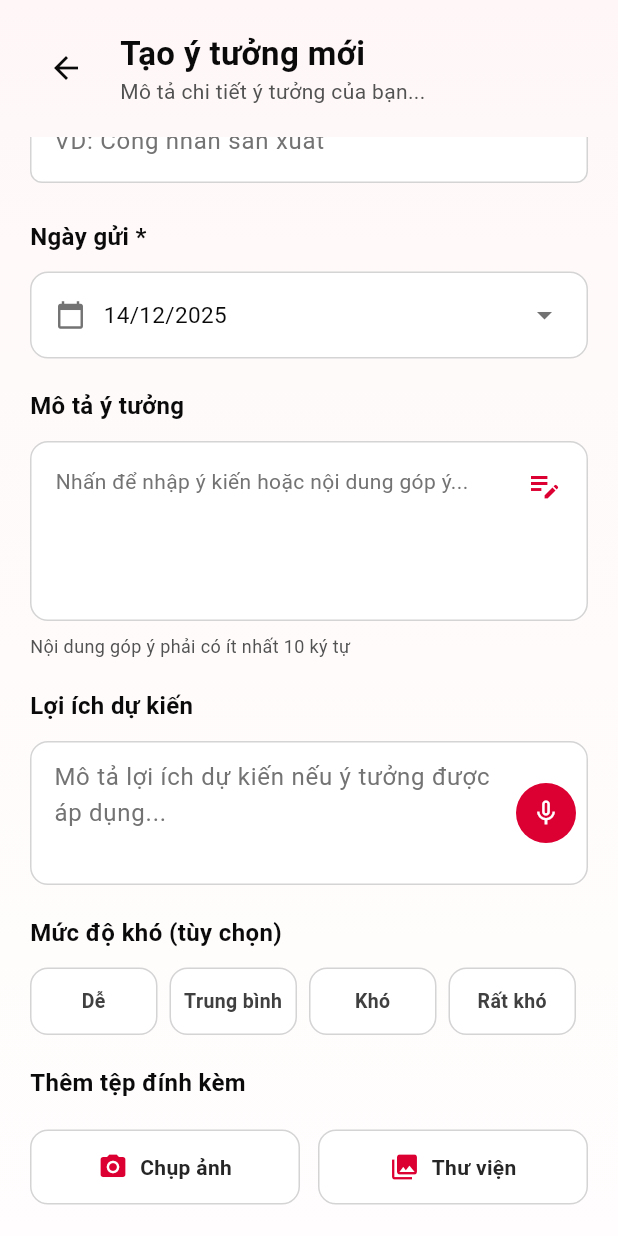
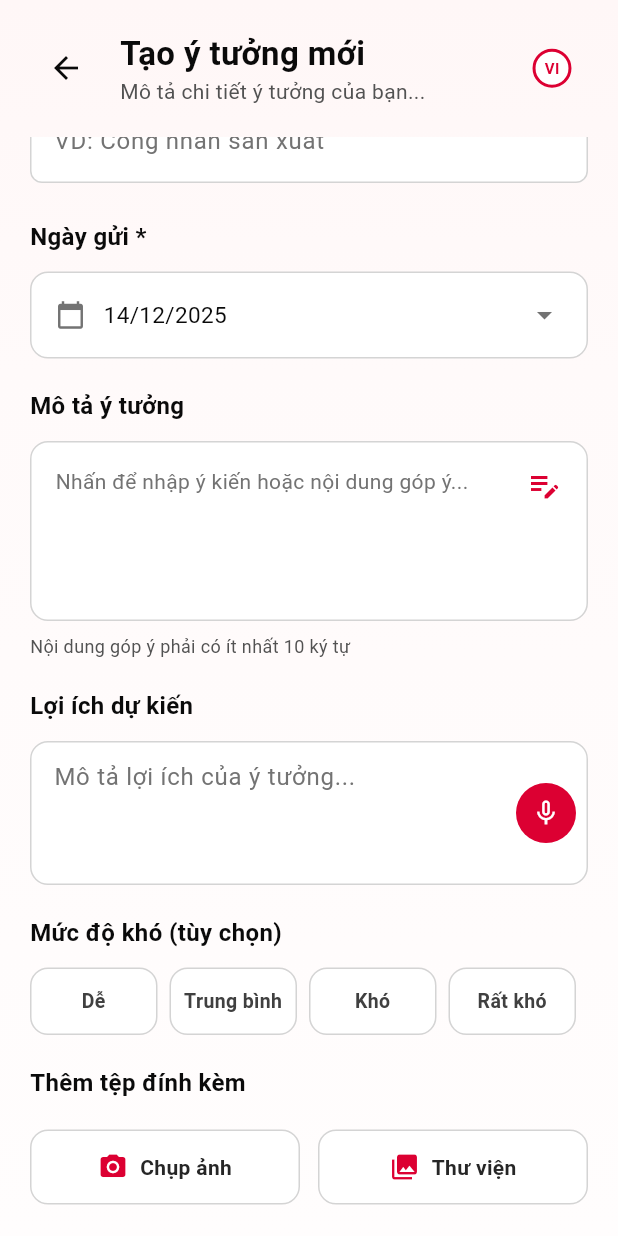
Before and after one commit to Vudangkhoa0910/SmartFactory_CONNECT_App, a Flutter app: the CreateIdeaScreen screen opened directly with empty values, scrolled down 576 dp, after a tap on "Chụp ảnh", on a phone screen of 412 x 824 dp. Run offline on Flutter 3.47's test engine with Material 3 defaults, Android fonts, the phone set to English and light mode, and no system bars; drawn by our look-alikes of toastification; our stand-ins replace audioplayers, camera, carousel_slider, custom_refresh_indicator, firebase_core, firebase_messaging and 10 more; missing offline and left inert: flutter_displaymode, mobile_scanner, record; accounts and stored records are empty; network calls fail; project files that could hold a hidden picture were left out.

Commit message:
feat(idea): add language toggle to create idea screen

```diff
--- a/lib/screens/idea_box/create_idea_screen.dart
+++ b/lib/screens/idea_box/create_idea_screen.dart
@@ -8,6 +8,7 @@ import '../../models/idea_box_model.dart';
 import '../../services/idea_service.dart';
 import '../../widgets/text_field_with_mic.dart';
 import '../../widgets/expanded_text_dialog.dart';
+import '../../widgets/language_toggle_button.dart';
 import '../../components/loading_infinity.dart';
 import '../../utils/toast_utils.dart';
 import '../../services/auth_service.dart';
@@ -222,6 +223,7 @@ class _CreateIdeaScreenState extends State<CreateIdeaScreen> {
               ],
             ),
           ),
+          const LanguageToggleIconButton(),
         ],
       ),
     );
@@ -247,8 +249,8 @@ class _CreateIdeaScreenState extends State<CreateIdeaScreen> {
               child: _buildBoxTypeCard(
                 type: IdeaBoxType.white,
                 icon: Icons.inbox_outlined,
-                title: 'Hòm trắng',
-                subtitle: 'Ai cũng xem được',
+                title: l10n.whiteBox,
+                subtitle: l10n.publicVisibility,
                 color: AppColors.brand500,
               ),
             ),
@@ -257,8 +259,8 @@ class _CreateIdeaScreenState extends State<CreateIdeaScreen> {
               child: _buildBoxTypeCard(
                 type: IdeaBoxType.pink,
                 icon: Icons.favorite_border,
-                title: 'Hòm hồng',
-                subtitle: 'Chỉ bạn xem được',
+                title: l10n.pinkBox,
+                subtitle: l10n.privateVisibility,
                 color: AppColors.themePink500,
               ),
             ),
@@ -415,6 +417,7 @@ class _CreateIdeaScreenState extends State<CreateIdeaScreen> {
   }
 
   Widget _buildPersonalInfoSection() {
+    final l10n = AppLocalizations.of(context)!;
     final isRequired = _selectedBoxType == IdeaBoxType.white;
 
     return Column(
@@ -423,7 +426,7 @@ class _CreateIdeaScreenState extends State<CreateIdeaScreen> {
         Row(
           children: [
             Text(
-              'Thông tin cá nhân',
+              l10n.personalInfo,
               style: TextStyle(
                 fontSize: 16,
                 fontWeight: FontWeight.w600,
@@ -439,7 +442,7 @@ class _CreateIdeaScreenState extends State<CreateIdeaScreen> {
                   borderRadius: BorderRadius.circular(6),
                 ),
                 child: Text(
-                  'Tùy chọn',
+                  l10n.optional,
                   style: TextStyle(
                     fontSize: 11,
                     fontWeight: FontWeight.w600,
@@ -452,7 +455,7 @@ class _CreateIdeaScreenState extends State<CreateIdeaScreen> {
         if (!isRequired) ...[
           const SizedBox(height: 8),
           Text(
-            'Bạn có thể bỏ qua nếu muốn gửi hoàn toàn ẩn danh',
+            l10n.anonymousInfoMessage,
             style: TextStyle(
               fontSize: 13,
               color: AppColors.gray500,
@@ -466,15 +469,15 @@ class _CreateIdeaScreenState extends State<CreateIdeaScreen> {
         TextFormField(
           controller: _nameController,
           style: const TextStyle(color: AppColors.black),
-          decoration: const InputDecoration(
-            hintText: 'Nhập họ và tên của bạn',
+          decoration: InputDecoration(
+            hintText: l10n.enterFullName,
             hintStyle: TextStyle(color: AppColors.gray400),
             filled: true,
             fillColor: AppColors.white,
           ),
           validator: (value) {
             if (isRequired && (value == null || value.isEmpty)) {
-              return 'Vui lòng nhập họ và tên';
+              return l10n.pleaseEnterFullName;
             }
             return null;
           },
@@ -485,15 +488,15 @@ class _CreateIdeaScreenState extends State<CreateIdeaScreen> {
         TextFormField(
           controller: _employeeIdController,
           style: const TextStyle(color: AppColors.black),
-          decoration: const InputDecoration(
-            hintText: 'VD: NV001',
+          decoration: InputDecoration(
+            hintText: l10n.employeeIdExample,
             hintStyle: TextStyle(color: AppColors.gray400),
             filled: true,
             fillColor: AppColors.white,
           ),
           validator: (value) {
             if (isRequired && (value == null || value.isEmpty)) {
-              return 'Vui lòng nhập mã nhân viên';
+              return l10n.pleaseEnterEmployeeId;
             }
             return null;
           },
@@ -522,11 +525,12 @@ class _CreateIdeaScreenState extends State<CreateIdeaScreen> {
   }
 
   Widget _buildDateField() {
+    final l10n = AppLocalizations.of(context)!;
     return Column(
       crossAxisAlignment: CrossAxisAlignment.start,
       children: [
-        const Text(
-          'Ngày gửi *',
+        Text(
+          l10n.submissionDate,
           style: TextStyle(
             fontSize: 16,
             fontWeight: FontWeight.w600,
@@ -620,7 +624,7 @@ class _CreateIdeaScreenState extends State<CreateIdeaScreen> {
                 Expanded(
                   child: Text(
                     _contentController.text.isEmpty
-                        ? 'Nhấn để nhập ý kiến hoặc nội dung góp ý...'
+                        ? l10n.tapToEnterIdeaContent
                         : _contentController.text,
                     style: TextStyle(
                       color: _contentController.text.isEmpty
@@ -642,7 +646,7 @@ class _CreateIdeaScreenState extends State<CreateIdeaScreen> {
           Padding(
             padding: const EdgeInsets.only(top: 8),
             child: Text(
-              'Nội dung góp ý phải có ít nhất 10 ký tự',
+              l10n.ideaContentMinLength,
               style: TextStyle(color: AppColors.gray500, fontSize: 12),
             ),
           ),
@@ -666,7 +670,7 @@ class _CreateIdeaScreenState extends State<CreateIdeaScreen> {
         const SizedBox(height: 12),
         TextFieldWithMic(
           controller: _expectedBenefitController,
-          hintText: 'Mô tả lợi ích dự kiến nếu ý tưởng được áp dụng...',
+          hintText: l10n.enterIdeaBenefit,
           maxLines: 3,
         ),
       ],
@@ -674,11 +678,12 @@ class _CreateIdeaScreenState extends State<CreateIdeaScreen> {
   }
 
   Widget _buildDifficultySelector() {
+    final l10n = AppLocalizations.of(context)!;
     return Column(
       crossAxisAlignment: CrossAxisAlignment.start,
       children: [
-        const Text(
-          'Mức độ khó (tùy chọn)',
+        Text(
+          l10n.difficultyLevelOptional,
           style: TextStyle(
             fontSize: 16,
             fontWeight: FontWeight.w600,
@@ -798,7 +803,7 @@ class _CreateIdeaScreenState extends State<CreateIdeaScreen> {
             Expanded(
               child: _buildAttachmentButton(
                 icon: Icons.photo_camera,
-                label: 'Chụp ảnh',
+                label: l10n.takePhoto,
                 onTap: () => _pickImage(ImageSource.camera),
               ),
             ),
@@ -806,7 +811,7 @@ class _CreateIdeaScreenState extends State<CreateIdeaScreen> {
             Expanded(
               child: _buildAttachmentButton(
                 icon: Icons.photo_library,
-                label: 'Thư viện',
+                label: l10n.gallery,
                 onTap: () => _pickImage(ImageSource.gallery),
               ),
             ),
@@ -850,6 +855,7 @@ class _CreateIdeaScreenState extends State<CreateIdeaScreen> {
   }
 
   Widget _buildAnonymousNote() {
+    final l10n = AppLocalizations.of(context)!;
     return Container(
       padding: const EdgeInsets.all(16),
       decoration: BoxDecoration(
@@ -867,7 +873,7 @@ class _CreateIdeaScreenState extends State<CreateIdeaScreen> {
           const SizedBox(width: 12),
           Expanded(
             child: Text(
-              'Thông tin cá nhân là tùy chọn. Nếu bỏ trống, góp ý sẽ hoàn toàn ẩn danh.',
+              l10n.personalInfoAnonymousNote,
               style: TextStyle(
                 fontSize: 13,
                 color: AppColors.gray700,
@@ -926,20 +932,20 @@ class _CreateIdeaScreenState extends State<CreateIdeaScreen> {
       }
     } on Exception catch (_) {
       if (mounted) {
+        final l10n = AppLocalizations.of(context)!;
         // Kiểm tra nếu là lỗi quyền bị từ chối vĩnh viễn
         Permission permission = source == ImageSource.camera
             ? Permission.camera
             : Permission.photos;
         String permissionName = source == ImageSource.camera
             ? 'camera'
-            : 'thư viện ảnh';
+            : l10n.photoLibrary;
 
         final status = await permission.status;
         if (status.isPermanentlyDenied) {
           _showPermissionDialog(permissionName);
         } else {
-          String errorMessage = 'Lỗi khi chọn ảnh';
-          ToastUtils.showError(errorMessage);
+          ToastUtils.showError(l10n.errorSelectingImage);
         }
       }
     }
```
